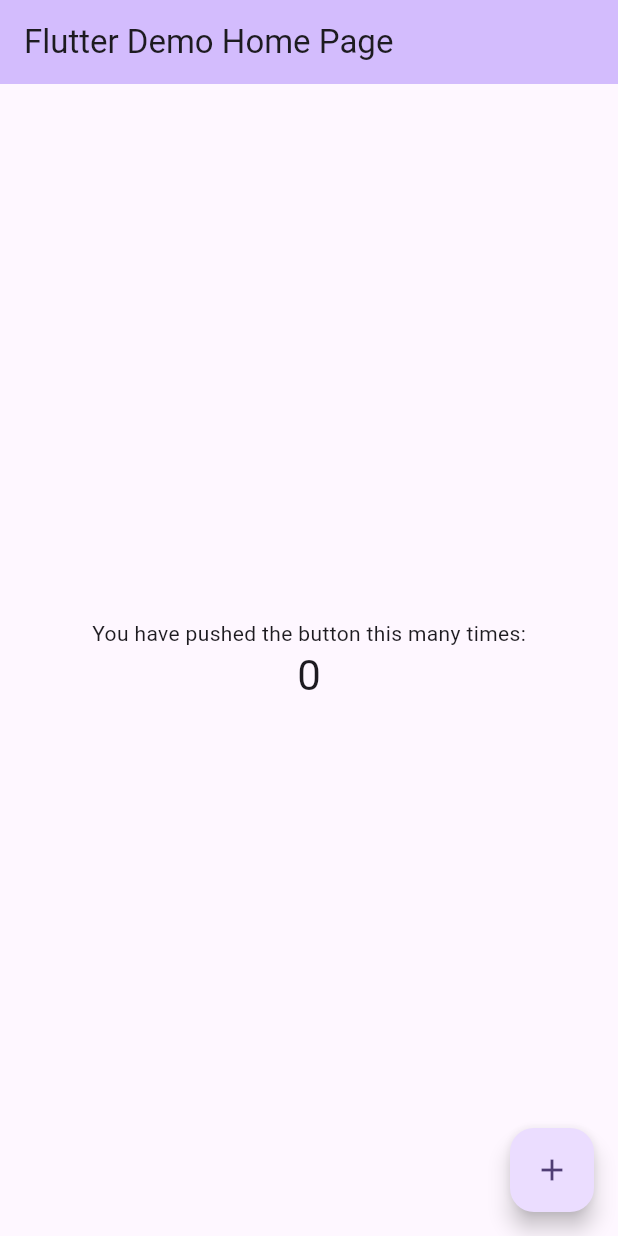
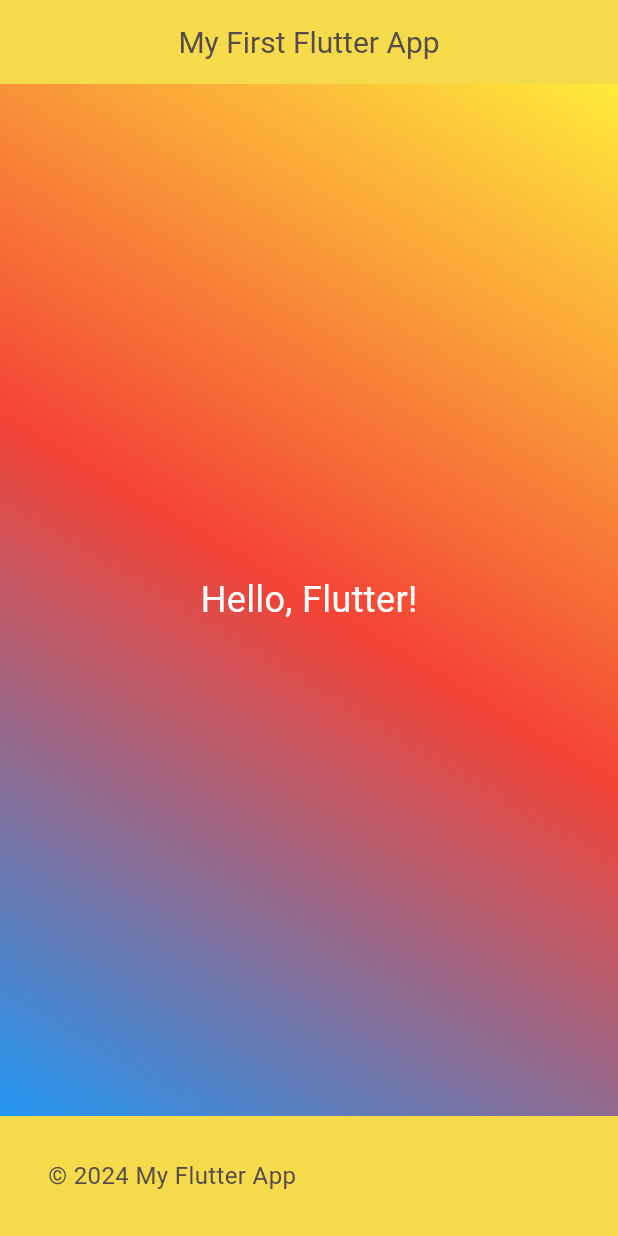
Before and after one commit to emp1re/my_first_flutter_app, a Flutter app: the screen it shows after launch, on a phone screen of 412 x 824 dp. Run offline on Flutter 3.47's test engine with Material 3 defaults, Android fonts, the phone set to English and light mode, and no system bars.

Commit message:
Add welcome screen with gradient background and greeting text

```diff
--- a/lib/main.dart
+++ b/lib/main.dart
@@ -1,122 +1,51 @@
 import 'package:flutter/material.dart';
-
+import 'presentation/welcome_screen.dart';
 void main() {
-  runApp(const MyApp());
+  runApp(
+    const MaterialApp(
+      title: "Flutter Demo",
+      home: Scaffold(
+        backgroundColor: Colors.blueGrey,
+        appBar: CustomAppBar(),
+        body: WelcomeScreen(),
+        bottomNavigationBar: CustomBottomBar(),
+      ),
+    ),
+  );
 }
 
-class MyApp extends StatelessWidget {
-  const MyApp({super.key});
+class CustomAppBar extends StatelessWidget implements PreferredSizeWidget {
+  const CustomAppBar({super.key});
 
-  // This widget is the root of your application.
   @override
   Widget build(BuildContext context) {
-    return MaterialApp(
-      title: 'Flutter Demo',
-      theme: ThemeData(
-        // This is the theme of your application.
-        //
-        // TRY THIS: Try running your application with "flutter run". You'll see
-        // the application has a purple toolbar. Then, without quitting the app,
-        // try changing the seedColor in the colorScheme below to Colors.green
-        // and then invoke "hot reload" (save your changes or press the "hot
-        // reload" button in a Flutter-supported IDE, or press "r" if you used
-        // the command line to start the app).
-        //
-        // Notice that the counter didn't reset back to zero; the application
-        // state is not lost during the reload. To reset the state, use hot
-        // restart instead.
-        //
-        // This works for code too, not just values: Most code changes can be
-        // tested with just a hot reload.
-        colorScheme: .fromSeed(seedColor: Colors.deepPurple),
-      ),
-      home: const MyHomePage(title: 'Flutter Demo Home Page'),
-    );
-  }
-}
+    return AppBar(
+          backgroundColor: const Color.fromARGB(255, 245, 219, 76),
+          title: Text(
+            style: TextStyle(fontSize: 20, color: const Color.fromARGB(255, 85, 75, 75)),
+            'My First Flutter App'),
+          centerTitle: true,
+        );
 
-class MyHomePage extends StatefulWidget {
-  const MyHomePage({super.key, required this.title});
-
-  // This widget is the home page of your application. It is stateful, meaning
-  // that it has a State object (defined below) that contains fields that affect
-  // how it looks.
-
-  // This class is the configuration for the state. It holds the values (in this
-  // case the title) provided by the parent (in this case the App widget) and
-  // used by the build method of the State. Fields in a Widget subclass are
-  // always marked "final".
-
-  final String title;
-
-  @override
-  State<MyHomePage> createState() => _MyHomePageState();
-}
-
-class _MyHomePageState extends State<MyHomePage> {
-  int _counter = 0;
-
-  void _incrementCounter() {
-    setState(() {
-      // This call to setState tells the Flutter framework that something has
-      // changed in this State, which causes it to rerun the build method below
-      // so that the display can reflect the updated values. If we changed
-      // _counter without calling setState(), then the build method would not be
-      // called again, and so nothing would appear to happen.
-      _counter++;
-    });
   }
 
   @override
+  Size get preferredSize => const Size.fromHeight(kToolbarHeight);
+}
+
+class CustomBottomBar extends StatelessWidget {
+  const CustomBottomBar({super.key});
+
+  @override
   Widget build(BuildContext context) {
-    // This method is rerun every time setState is called, for instance as done
-    // by the _incrementCounter method above.
-    //
-    // The Flutter framework has been optimized to make rerunning build methods
-    // fast, so that you can just rebuild anything that needs updating rather
-    // than having to individually change instances of widgets.
-    return Scaffold(
-      appBar: AppBar(
-        // TRY THIS: Try changing the color here to a specific color (to
-        // Colors.amber, perhaps?) and trigger a hot reload to see the AppBar
-        // change color while the other colors stay the same.
-        backgroundColor: Theme.of(context).colorScheme.inversePrimary,
-        // Here we take the value from the MyHomePage object that was created by
-        // the App.build method, and use it to set our appbar title.
-        title: Text(widget.title),
-      ),
-      body: Center(
-        // Center is a layout widget. It takes a single child and positions it
-        // in the middle of the parent.
-        child: Column(
-          // Column is also a layout widget. It takes a list of children and
-          // arranges them vertically. By default, it sizes itself to fit its
-          // children horizontally, and tries to be as tall as its parent.
-          //
-          // Column has various properties to control how it sizes itself and
-          // how it positions its children. Here we use mainAxisAlignment to
-          // center the children vertically; the main axis here is the vertical
-          // axis because Columns are vertical (the cross axis would be
-          // horizontal).
-          //
-          // TRY THIS: Invoke "debug painting" (choose the "Toggle Debug Paint"
-          // action in the IDE, or press "p" in the console), to see the
-          // wireframe for each widget.
-          mainAxisAlignment: .center,
-          children: [
-            const Text('You have pushed the button this many times:'),
-            Text(
-              '$_counter',
-              style: Theme.of(context).textTheme.headlineMedium,
-            ),
-          ],
-        ),
-      ),
-      floatingActionButton: FloatingActionButton(
-        onPressed: _incrementCounter,
-        tooltip: 'Increment',
-        child: const Icon(Icons.add),
-      ),
-    );
+    return BottomAppBar(
+          color: const Color.fromARGB(255, 245, 219, 76),
+          child: Padding(
+            padding: const EdgeInsets.all(16.0),
+            child: Text(
+              style: TextStyle(fontSize: 16, color: const Color.fromARGB(255, 85, 75, 75)),
+              '© 2024 My Flutter App'),
+          ),
+        );
   }
 }
--- /dev/null
+++ b/lib/presentation/welcome_screen.dart
@@ -0,0 +1,25 @@
+import 'package:flutter/material.dart';
+
+class WelcomeScreen extends StatelessWidget {
+  const WelcomeScreen({super.key});
+
+  @override
+  Widget build(BuildContext context) {
+    return Container(
+          decoration: const BoxDecoration(
+            gradient: LinearGradient(
+              begin: Alignment.topRight,
+              end: Alignment.bottomLeft,
+              colors: [
+                Colors.yellow,
+                Colors.red,
+                Colors.blue,
+                ],
+            ),
+          ),
+          child: Center(child: Text(
+            style: TextStyle(fontSize: 24, color: Colors.white),
+            'Hello, Flutter!')),
+        );
+  }
+}
```
Also changed, not shown: pubspec.yaml (+9 -4 lines), assets/1_dot.png (added), assets/2_dots.png (added), assets/3_dots.png (added), assets/4_dots.png (added), assets/5_dots.png (added), assets/6_dots.png (added), pubspec.lock, 1 other file.
